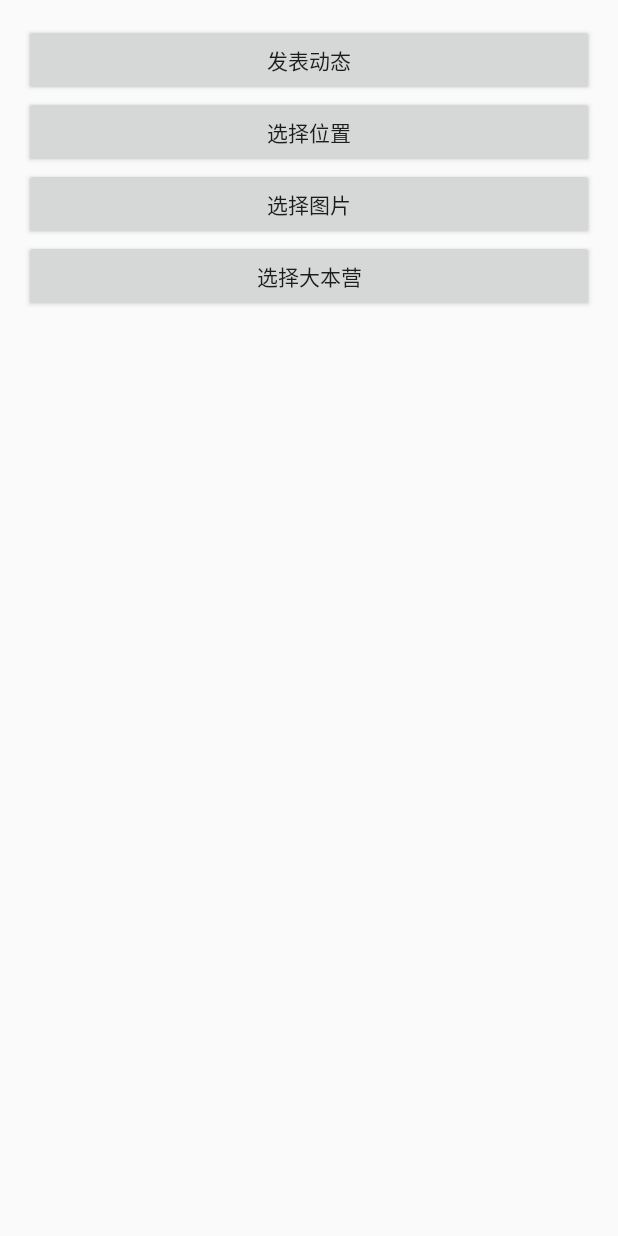
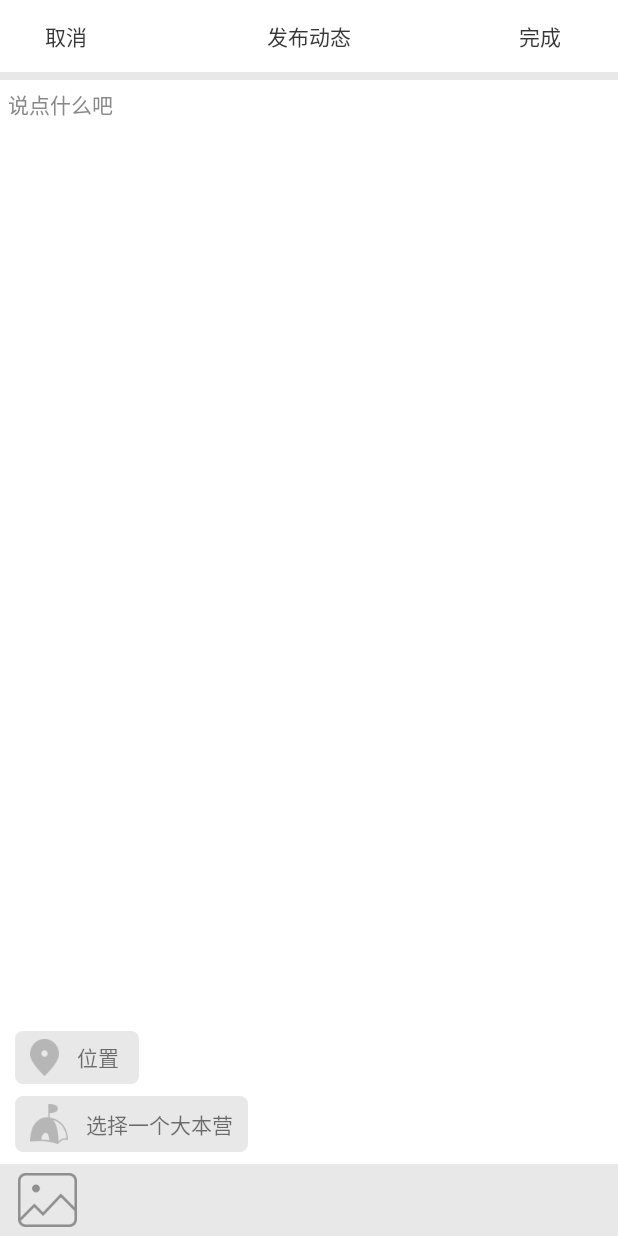
Before and after one commit to lygttpod/SendMessage, an Android app: the screen it shows after launch (MainActivity before the commit, SendMessageActivity after it), after a tap on "发表动态", on a phone screen of 412 x 824 dp. Run offline under Robolectric (Android 15) with nearby library versions, the phone set to English and light mode, and no system bars; our stand-ins replace ButterKnife.

Commit message:
发布动态

```diff
--- a/app/src/main/java/com/allen/send_message/MainActivity.java
+++ b/app/src/main/java/com/allen/send_message/MainActivity.java
@@ -26,9 +26,7 @@ public class MainActivity extends AppCompatActivity {
      * 开启设置页面位置服务
      */
     private void openSetting() {
-
         Intent mIntent = new Intent(Settings.ACTION_SETTINGS);
-
         startActivity(mIntent);
     }
     @OnClick({R.id.send_message_btn, R.id.location_btn, R.id.photos_btn, R.id.zone_btn})
@@ -36,7 +34,9 @@ public class MainActivity extends AppCompatActivity {
         Intent intent = new Intent();
         switch (view.getId()) {
             case R.id.send_message_btn:
-                openSetting();
+//                openSetting();
+                intent.setClass(this, SendMessageActivity.class);
+                startActivity(intent);
                 break;
             case R.id.location_btn:
                 intent.setClass(this, LocationActivity.class);
--- /dev/null
+++ b/app/src/main/java/com/allen/send_message/SendMessageActivity.java
@@ -0,0 +1,13 @@
+package com.allen.send_message;
+
+import android.support.v7.app.AppCompatActivity;
+import android.os.Bundle;
+
+public class SendMessageActivity extends AppCompatActivity {
+
+    @Override
+    protected void onCreate(Bundle savedInstanceState) {
+        super.onCreate(savedInstanceState);
+        setContentView(R.layout.activity_send_message);
+    }
+}
--- a/app/src/main/java/com/allen/send_message/photos/SelectPhotosActivity1.java
+++ b/app/src/main/java/com/allen/send_message/photos/SelectPhotosActivity1.java
@@ -42,10 +42,7 @@ import butterknife.ButterKnife;
  * <p>
  * 选择照片
  */
-
-public class SelectPhotosActivity1 extends Activity {
-
-
+public class SelectPhotosActivity1 extends Activity implements View.OnClickListener ,AdapterView.OnItemClickListener{
     @BindView(R.id.select_cancel_bt)
     Button selectCancelBt;
     @BindView(R.id.select_ok_bt)
@@ -93,23 +90,6 @@ public class SelectPhotosActivity1 extends Activity {
         mContentResolver = getContentResolver();
         initView();
     }
-
-
-
-    /**
-     * 点击完成按钮
-     *
-     * @version 1.0
-     * @author zyh
-     * @param v
-     */
-    public void ok(View v) {
-        Intent data = new Intent();
-        data.putExtra(INTENT_SELECTED_PICTURE, selectedPicture);
-        setResult(RESULT_OK, data);
-        this.finish();
-    }
-
     private void initView() {
         imageAll = new ImageFloder();
         currentImageFolder = imageAll;
@@ -117,15 +97,7 @@ public class SelectPhotosActivity1 extends Activity {
         selectOkBt.setText("完成0/" + MAX_NUM);
         adapter = new PictureAdapter();
         selectPhotoGv.setAdapter(adapter);
-
-        selectPhotoGv.setOnItemClickListener(new AdapterView.OnItemClickListener() {
-            @Override
-            public void onItemClick(AdapterView<?> parent, View view, int position, long id) {
-                if (position == 0) {
-                    goCamare();
-                }
-            }
-        });
+        selectPhotoGv.setOnItemClickListener(this);
         getThumbnail();
     }
 
@@ -140,7 +112,6 @@ public class SelectPhotosActivity1 extends Activity {
             Toast.makeText(context, "最多选择" + MAX_NUM + "张", Toast.LENGTH_SHORT).show();
             return;
         }
-
         Intent openCameraIntent = new Intent(MediaStore.ACTION_IMAGE_CAPTURE);
         Uri imageUri = getOutputMediaFileUri();
         openCameraIntent.putExtra(MediaStore.EXTRA_OUTPUT, imageUri);
@@ -150,9 +121,9 @@ public class SelectPhotosActivity1 extends Activity {
     /**
      * 用于拍照时获取输出的Uri
      *
+     * @return
      * @version 1.0
      * @author zyh
-     * @return
      */
     protected Uri getOutputMediaFileUri() {
         File mediaStorageDir = new File(
@@ -180,9 +151,26 @@ public class SelectPhotosActivity1 extends Activity {
             this.finish();
         }
     }
+    @Override
+    public void onClick(View view) {
+        switch (view.getId()) {
+            case R.id.select_ok_bt:
+                Intent data = new Intent();
+                data.putExtra(INTENT_SELECTED_PICTURE, selectedPicture);
+                setResult(RESULT_OK, data);
+                this.finish();
+                break;
+            case R.id.select_cancel_bt:
+                this.finish();
+                break;
+        }
+    }
 
-    public void back(View v) {
-        onBackPressed();
+    @Override
+    public void onItemClick(AdapterView<?> adapterView, View view, int position, long id) {
+        if (position == 0) {
+            goCamare();
+        }
     }
 
     class PictureAdapter extends BaseAdapter {
@@ -221,7 +209,7 @@ public class SelectPhotosActivity1 extends Activity {
                 position = position - 1;
                 holder.checkBox.setVisibility(View.VISIBLE);
                 final ImageItem item = currentImageFolder.images.get(position);
-                String path="file://"+item.path;
+                String path = "file://" + item.path;
                 Glide.with(context).load(path).diskCacheStrategy(DiskCacheStrategy.ALL).error(R.mipmap.ic_launcher).crossFade(500).into(holder.iv);
                 boolean isSelected = selectedPicture.contains(item.path);
                 holder.checkBox.setOnClickListener(new View.OnClickListener() {
@@ -236,7 +224,7 @@ public class SelectPhotosActivity1 extends Activity {
                         } else {
                             selectedPicture.add(item.path);
                         }
-                        selectOkBt.setEnabled(selectedPicture.size()>0);
+                        selectOkBt.setEnabled(selectedPicture.size() > 0);
                         selectOkBt.setText("完成" + selectedPicture.size() + "/" + MAX_NUM);
                         v.setSelected(selectedPicture.contains(item.path));
                     }
@@ -257,7 +245,7 @@ public class SelectPhotosActivity1 extends Activity {
      */
     private void getThumbnail() {
         Cursor mCursor = mContentResolver.query(MediaStore.Images.Media.EXTERNAL_CONTENT_URI,
-                new String[] { MediaStore.Images.ImageColumns.DATA }, "", null,
+                new String[]{MediaStore.Images.ImageColumns.DATA}, "", null,
                 MediaStore.MediaColumns.DATE_ADDED + " DESC");
         // Log.e("TAG", mCursor.getCount() + "");
         if (mCursor.moveToFirst()) {
@@ -312,8 +300,10 @@ public class SelectPhotosActivity1 extends Activity {
             this.firstImagePath = firstImagePath;
         }
     }
+
     class ImageItem {
         String path;
+
         public ImageItem(String p) {
             this.path = p;
         }
--- a/app/src/main/java/com/allen/send_message/utils/SelectphotosEvent.java
+++ b/app/src/main/java/com/allen/send_message/utils/SelectphotosEvent.java
@@ -1,16 +1,13 @@
 package com.allen.send_message.utils;
-
 /**
  * EventBus 的事件
  * Created by Sun on 2016/12/2.
  */
 public class SelectPhotosEvent {
     private int size;
-
     public int getSize() {
         return size;
     }
-
     public void setSize(int size) {
         this.size = size;
     }
--- a/app/src/main/res/drawable/check_selector.xml
+++ b/app/src/main/res/drawable/check_selector.xml
@@ -1,5 +1,7 @@
 <?xml version="1.0" encoding="utf-8"?>
 <selector xmlns:android="http://schemas.android.com/apk/res/android">
-    <item android:drawable="@mipmap/check_checked" android:state_checked="true" />
-    <item android:drawable="@mipmap/check_normal" />
+    <item android:drawable="@mipmap/check_checked" android:state_focused="true"></item>
+    <item android:drawable="@mipmap/check_checked" android:state_pressed="true"></item>
+    <item android:drawable="@mipmap/check_checked" android:state_selected="true"></item>
+    <item android:drawable="@mipmap/check_normal"></item>
 </selector>
--- /dev/null
+++ b/app/src/main/res/drawable/linearlayout_bg.xml
@@ -0,0 +1,7 @@
+<?xml version="1.0" encoding="utf-8"?>
+<shape xmlns:android="http://schemas.android.com/apk/res/android">
+    <solid
+        android:color="@color/bg" />
+    <corners
+        android:radius="5dp" />
+</shape>
--- /dev/null
+++ b/app/src/main/res/layout/activity_send_message.xml
@@ -0,0 +1,187 @@
+<?xml version="1.0" encoding="utf-8"?>
+<RelativeLayout xmlns:android="http://schemas.android.com/apk/res/android"
+    xmlns:tools="http://schemas.android.com/tools"
+    android:id="@+id/activity_send_message"
+    android:layout_width="match_parent"
+    android:layout_height="match_parent"
+    android:background="@color/bg"
+    tools:context="com.allen.send_message.SendMessageActivity">
+
+    <RelativeLayout
+        android:id="@+id/send_title"
+        android:layout_width="match_parent"
+        android:layout_height="48dp"
+        android:background="@color/white">
+
+        <Button
+            android:id="@+id/select_cancel"
+            android:layout_width="wrap_content"
+            android:layout_height="wrap_content"
+            android:layout_centerVertical="true"
+            android:background="@null"
+            android:text="取消"
+            android:textColor="@color/normal_black" />
+
+        <Button
+            android:id="@+id/select_ok"
+            android:layout_width="wrap_content"
+            android:layout_height="wrap_content"
+            android:layout_alignParentRight="true"
+            android:layout_centerVertical="true"
+            android:layout_marginRight="8dp"
+            android:background="@null"
+            android:gravity="center"
+            android:text="完成"
+            android:textColor="@color/normal_black"
+            android:textSize="14sp" />
+
+        <TextView
+            android:layout_width="wrap_content"
+            android:layout_height="wrap_content"
+            android:layout_centerHorizontal="true"
+            android:layout_centerVertical="true"
+            android:text="发布动态"
+            android:textColor="@color/normal_black"
+            android:textSize="14sp" />
+    </RelativeLayout>
+
+    <RelativeLayout
+        android:layout_width="match_parent"
+        android:layout_height="match_parent"
+        android:layout_below="@+id/send_title"
+        android:layout_marginTop="5dp"
+        android:background="@color/white">
+
+        <EditText
+            android:id="@+id/send_content"
+            android:layout_width="match_parent"
+            android:layout_height="wrap_content"
+            android:background="@null"
+            android:hint="说点什么吧"
+            android:padding="5dp"
+            android:textColorHint="@color/gray_88"
+            android:textSize="14sp" />
+
+        <GridView
+            android:id="@+id/select_photo_gv"
+            android:layout_width="match_parent"
+            android:layout_height="wrap_content"
+            android:layout_above="@+id/linearLayout"
+            android:layout_below="@+id/send_content"
+            android:horizontalSpacing="3dp"
+            android:numColumns="3"
+            android:scrollbars="none"
+            android:verticalSpacing="5dp" />
+
+        <LinearLayout
+            android:id="@+id/linearLayout"
+            android:layout_width="match_parent"
+            android:layout_height="wrap_content"
+            android:orientation="vertical"
+            android:layout_alignParentBottom="true"
+            android:layout_alignParentLeft="true"
+            android:layout_alignParentStart="true">
+
+            <RelativeLayout
+                android:id="@+id/send_message_seat_rl"
+                android:layout_width="wrap_content"
+                android:layout_height="wrap_content"
+                android:layout_marginLeft="10dp"
+                android:layout_marginTop="8dp"
+                android:background="@drawable/linearlayout_bg"
+                android:paddingTop="5dp"
+                android:paddingBottom="5dp"
+                android:paddingLeft="10dp"
+                android:paddingRight="10dp">
+
+                <ImageView
+                    android:id="@+id/weizhi"
+                    android:layout_width="wrap_content"
+                    android:layout_height="wrap_content"
+                    android:layout_centerVertical="true"
+                    android:layout_gravity="center_vertical"
+                    android:src="@mipmap/weizhi" />
+
+                <TextView
+                    android:id="@+id/send_message_seat_tv"
+                    android:layout_width="wrap_content"
+                    android:layout_height="wrap_content"
+                    android:layout_centerVertical="true"
+                    android:layout_gravity="center_vertical"
+                    android:layout_marginLeft="12dp"
+                    android:layout_toRightOf="@+id/weizhi"
+                    android:text="位置 " />
+
+                <ImageView
+                    android:id="@+id/send_message_close"
+                    android:layout_width="wrap_content"
+                    android:layout_height="wrap_content"
+                    android:layout_centerVertical="true"
+                    android:layout_gravity="center_vertical"
+                    android:layout_marginLeft="6dp"
+                    android:layout_toRightOf="@+id/send_message_seat_tv"
+                    android:src="@mipmap/guanbi"
+                    android:visibility="gone" />
+            </RelativeLayout>
+
+            <RelativeLayout
+                android:id="@+id/send_message_stronghold_rl"
+                android:layout_width="wrap_content"
+                android:layout_height="wrap_content"
+                android:layout_marginTop="8dp"
+                android:background="@drawable/linearlayout_bg"
+                android:layout_marginLeft="10dp"
+                android:paddingTop="5dp"
+                android:paddingBottom="5dp"
+                android:paddingLeft="10dp"
+                android:paddingRight="10dp">
+
+                <ImageView
+                    android:id="@+id/dabenying"
+                    android:layout_width="wrap_content"
+                    android:layout_height="wrap_content"
+                    android:layout_centerVertical="true"
+                    android:layout_gravity="center_vertical"
+                    android:src="@mipmap/dabenying" />
+
+                <TextView
+                    android:id="@+id/send_message_stronghold_tv"
+                    android:layout_width="wrap_content"
+                    android:layout_height="wrap_content"
+                    android:layout_centerVertical="true"
+                    android:layout_gravity="center_vertical"
+                    android:layout_marginLeft="12dp"
+                    android:layout_toRightOf="@+id/dabenying"
+                    android:text="选择一个大本营" />
+
+                <ImageView
+                    android:id="@+id/send_message_close1"
+                    android:layout_width="wrap_content"
+                    android:layout_height="wrap_content"
+                    android:layout_centerVertical="true"
+                    android:layout_gravity="center_vertical"
+                    android:layout_marginLeft="6dp"
+                    android:layout_toRightOf="@+id/send_message_stronghold_tv"
+                    android:src="@mipmap/guanbi"
+                    android:visibility="gone" />
+            </RelativeLayout>
+
+            <RelativeLayout
+                android:layout_width="match_parent"
+                android:layout_height="48dp"
+                android:layout_marginTop="8dp"
+                android:background="@color/bg">
+
+                <ImageView
+                    android:id="@+id/send_message_addphoto"
+                    android:layout_width="wrap_content"
+                    android:layout_marginLeft="12dp"
+                    android:layout_height="wrap_content"
+                    android:layout_centerVertical="true"
+                    android:src="@mipmap/tupian" />
+            </RelativeLayout>
+
+        </LinearLayout>
+    </RelativeLayout>
+
+</RelativeLayout>
--- a/app/src/main/res/values/colors.xml
+++ b/app/src/main/res/values/colors.xml
@@ -4,10 +4,11 @@
     <color name="colorPrimaryDark">#303F9F</color>
     <color name="colorAccent">#FF4081</color>
     <color name="white">#FFFFFF</color>
-
+    <color name="normal_black">#373737</color>
     <color name="common_pressed">#20000000</color>
     <color name="bg">#e8e8e8</color>
     <color name="gray">#e8e8e8</color>
+    <color name="gray_88">#888888</color>
     <color name="transparent">#00000000</color>
 
 </resources>
```
Also changed, not shown: app/src/main/AndroidManifest.xml (+13 -13 lines), app/src/main/res/mipmap-xhdpi/dabenying.png (added), app/src/main/res/mipmap-xhdpi/guanbi.png (added), app/src/main/res/mipmap-xhdpi/tupian.png (added), app/src/main/res/mipmap-xhdpi/weizhi.png (added).
